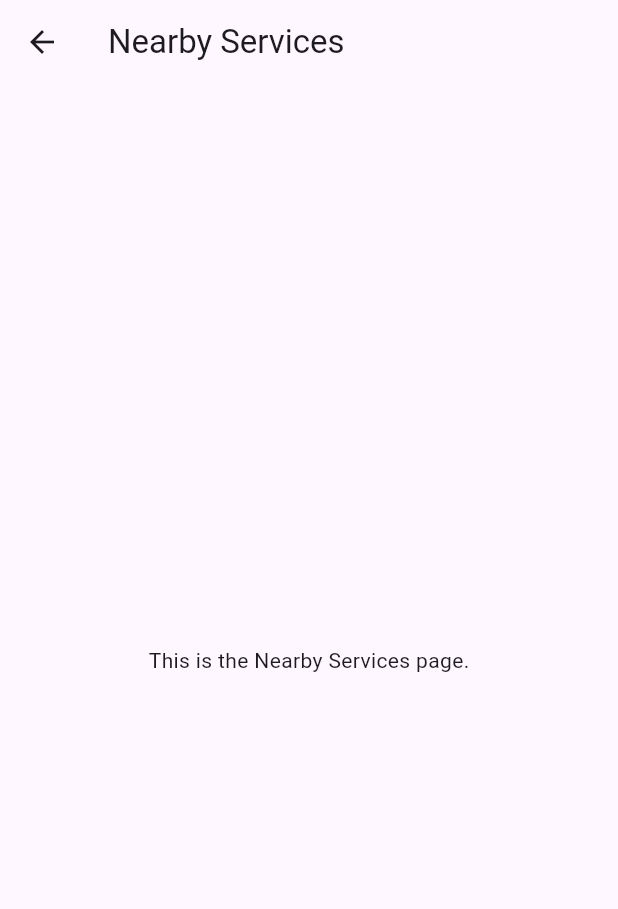
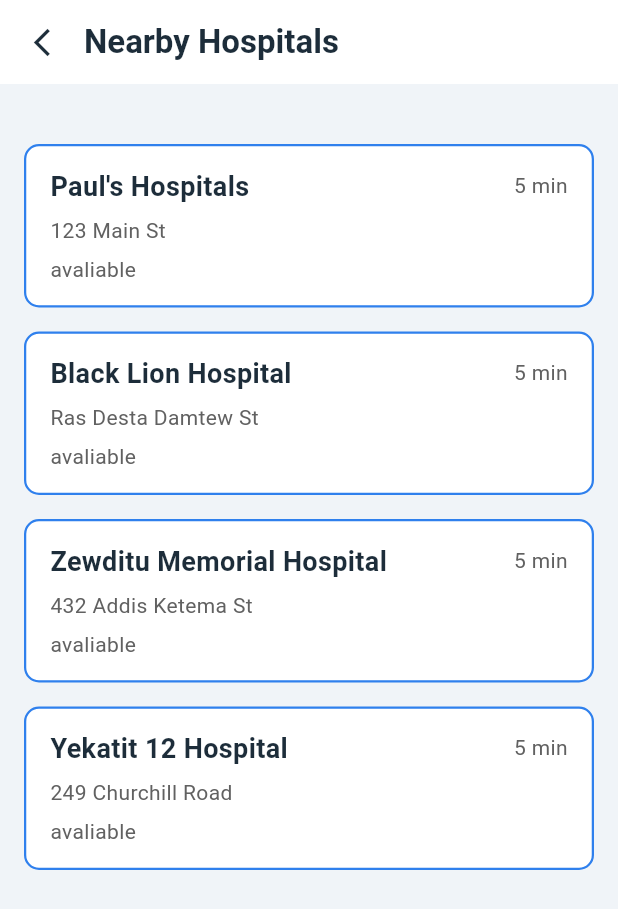
Before and after one commit to ASEGIDADANE/ai-health-assistant-app, a Flutter app: the homeScreen screen opened directly, after a tap on "Nearby Services", on a phone screen of 412 x 824 dp. Shown: the top 909 px of the screen. Run offline on Flutter 3.47's test engine with Material 3 defaults, Android fonts, the phone set to English and light mode, and no system bars; our stand-ins replace device_preview, jwt_decoder, shared_preferences; accounts and stored records are empty.

Commit message:
nearby page services viewmodel done

```diff
--- a/frontend/lib/main.dart
+++ b/frontend/lib/main.dart
@@ -4,6 +4,7 @@
 import 'package:frontend/view_models/chat_viewModel.dart';
 import 'package:frontend/view_models/general_chat_viewModel.dart';
 import 'package:frontend/view_models/healthProfile_viewModel.dart';
+import 'package:frontend/view_models/nearby_viewModel.dart';
 import 'package:frontend/view_models/symptom_view_model.dart';
 import 'package:frontend/views/Profile_home_screen.dart';
 import 'package:frontend/views/authscreen.dart';
@@ -37,6 +38,8 @@
         ChangeNotifierProvider(create: (_) => HealthProfileViewModel()),
         ChangeNotifierProvider(create: (_) => ChatViewModel()),
         ChangeNotifierProvider(create: (_) => GeneralChatViewModel()),
+        ChangeNotifierProvider(create: (_) => NearbyViewModel()),
+
 
 
       ],
--- /dev/null
+++ b/frontend/lib/models/nearby_model.dart
@@ -0,0 +1,69 @@
+import 'dart:convert';
+
+class NearbyPlace {
+    final String name;
+    final String placeId;
+    final Geometry geometry;
+    final String vicinity;
+    final String? amenity; // amenity can sometimes be null or missing
+
+    NearbyPlace({
+        required this.name,
+        required this.placeId,
+        required this.geometry,
+        required this.vicinity,
+        this.amenity,
+    });
+
+    factory NearbyPlace.fromJson(Map<String, dynamic> json) => NearbyPlace(
+        name: json["name"],
+        placeId: json["place_id"],
+        geometry: Geometry.fromJson(json["geometry"]),
+        vicinity: json["vicinity"],
+        amenity: json["amenity"],
+    );
+
+    Map<String, dynamic> toJson() => {
+        "name": name,
+        "place_id": placeId,
+        "geometry": geometry.toJson(),
+        "vicinity": vicinity,
+        "amenity": amenity,
+    };
+}
+
+class Geometry {
+    final Location location;
+
+    Geometry({
+        required this.location,
+    });
+
+    factory Geometry.fromJson(Map<String, dynamic> json) => Geometry(
+        location: Location.fromJson(json["location"]),
+    );
+
+    Map<String, dynamic> toJson() => {
+        "location": location.toJson(),
+    };
+}
+
+class Location {
+    final double lat;
+    final double lng;
+
+    Location({
+        required this.lat,
+        required this.lng,
+    });
+
+    factory Location.fromJson(Map<String, dynamic> json) => Location(
+        lat: (json["lat"] as num).toDouble(),
+        lng: (json["lng"] as num).toDouble(),
+    );
+
+    Map<String, dynamic> toJson() => {
+        "lat": lat,
+        "lng": lng,
+    };
+}
--- /dev/null
+++ b/frontend/lib/view_models/nearby_viewModel.dart
@@ -0,0 +1,46 @@
+// filepath: c:\Users\HP\Desktop\intagrate project\ai-health-assistant-app\frontend\lib\view_models\nearby_viewModel.dart
+import 'dart:convert';
+import 'package:flutter/material.dart';
+import 'package:frontend/services/nerbyService.dart';
+import 'package:frontend/models/nearby_model.dart';
+
+class NearbyViewModel extends ChangeNotifier {
+  final nearbyService _nearbyService = nearbyService();
+
+  bool _isLoading = false;
+  String? _error;
+  List<NearbyPlace> _nearbyPlaces = [];
+
+  bool get isLoading => _isLoading;
+  String? get error => _error;
+  List<NearbyPlace> get nearbyPlaces => _nearbyPlaces;
+
+  Future<void> fetchNearbyPlaces(String lat, String lng, String type) async {
+    _isLoading = true;
+    _error = null;
+    _nearbyPlaces = [];
+    notifyListeners();
+
+    try {
+      final String jsonStringResponse = await _nearbyService.findnearbyService(lat, lng, type);
+
+
+      final List<dynamic> decodedList = jsonDecode(jsonStringResponse);
+      _nearbyPlaces = decodedList.map((item) => NearbyPlace.fromJson(item as Map<String, dynamic>)).toList();
+
+    } catch (e) {
+      _error = e.toString().replaceAll('Exception: ', '');
+      _nearbyPlaces = [];
+    } finally {
+      _isLoading = false;
+      notifyListeners();
+    }
+  }
+
+  void clearData() {
+    _nearbyPlaces = [];
+    _error = null;
+    _isLoading = false;
+    notifyListeners();
+  }
+}
--- a/frontend/lib/views/homeScreen.dart
+++ b/frontend/lib/views/homeScreen.dart
@@ -1,10 +1,13 @@
 import 'package:flutter/material.dart';
 import 'package:frontend/views/chat_with_ai_page.dart';
 import 'package:frontend/views/first_aid_guidScreen.dart';
+import 'package:frontend/views/nearby_page.dart';
 import 'package:frontend/views/symptom_checker_page.dart';
 
 class homeScreen extends StatelessWidget {
   const homeScreen({super.key});
+
+
 
   @override
   Widget build(BuildContext context) {
@@ -94,9 +97,7 @@
                           context,
                           MaterialPageRoute(
                             builder:
-                                (_) => const PlaceholderPage(
-                                  title: 'Nearby Services',
-                                ),
+                                (_) => NearbyHospitalsScreen()
                           ),
                         ),
                   ),
--- /dev/null
+++ b/frontend/lib/views/nearby_page.dart
@@ -0,0 +1,162 @@
+import 'package:flutter/material.dart';
+import 'package:frontend/views/nearby_detail_page.dart';
+
+class HospitalInfo {
+  final String name;
+  final String place_id;
+
+
+
+  HospitalInfo({
+    required this.name,
+    required this.place_id,
+
+
+  });
+}
+
+class NearbyHospitalsScreen extends StatelessWidget {
+  final List<HospitalInfo> hospitals = [
+    HospitalInfo(
+      name: "Paul's Hospitals",
+      place_id: '123 Main St',
+
+    ),
+    HospitalInfo(
+      name: 'Black Lion Hospital',
+      place_id: 'Ras Desta Damtew St',
+
+    ),
+    HospitalInfo(
+      name: 'Zewditu Memorial Hospital',
+      place_id: '432 Addis Ketema St',
+
+    ),
+    HospitalInfo(
+      name: 'Yekatit 12 Hospital',
+      place_id: '249 Churchill Road',
+
+    ),
+  ];
+
+  @override
+  Widget build(BuildContext context) {
+    return Scaffold(
+      backgroundColor: Color(0xFFF0F4F8),
+      appBar: AppBar(
+        backgroundColor: Colors.white,
+        elevation: 0,
+        leading: IconButton(
+          icon: Icon(Icons.arrow_back_ios_new, color: Color(0xFF1D2D3A), size: 22),
+          onPressed: () {
+
+            if (Navigator.canPop(context)) {
+              Navigator.pop(context);
+            }
+          },
+        ),
+        title: Text(
+          'Nearby Hospitals',
+          style: TextStyle(
+            color: Color(0xFF1D2D3A),
+            fontWeight: FontWeight.bold,
+            fontSize: 22,
+          ),
+        ),
+        titleSpacing: 0,
+      ),
+
+      body: Column(
+        children: [
+          SizedBox(height: 20),
+          Expanded(
+            child: ListView.builder(
+              padding: EdgeInsets.symmetric(horizontal: 16.0, vertical: 20.0),
+              itemCount: hospitals.length,
+              itemBuilder: (context, index) {
+                final hospital = hospitals[index];
+                return HospitalCard(
+                  hospitalInfo: hospital,
+                );
+              },
+            ),
+          ),
+        ],
+      ),
+    );
+  }
+}
+
+class HospitalCard extends StatelessWidget {
+  final HospitalInfo hospitalInfo;
+
+  HospitalCard({
+    required this.hospitalInfo,
+  });
+
+  @override
+  Widget build(BuildContext context) {
+    return GestureDetector(
+      onTap: () {
+
+        Navigator.push(context, MaterialPageRoute(builder: (context) => NearbyDetailPage()));
+      },
+      child: Container(
+        margin: EdgeInsets.only(bottom: 16.0),
+        padding: EdgeInsets.symmetric(horizontal: 16.0, vertical: 14.0),
+        decoration: BoxDecoration(
+          color: Colors.white,
+          borderRadius: BorderRadius.circular(10.0),
+          border: Border.all(color: Color(0xFF2F80ED), width: 1.5),
+        ),
+        child: Row(
+          crossAxisAlignment: CrossAxisAlignment.start,
+          children: <Widget>[
+            Expanded(
+              child: Column(
+                crossAxisAlignment: CrossAxisAlignment.start,
+                children: <Widget>[
+                  Text(
+                    hospitalInfo.name,
+                    style: TextStyle(
+                      fontSize: 18,
+                      fontWeight: FontWeight.bold,
+                      color: Color(0xFF1D2D3A),
+                    ),
+                  ),
+                  SizedBox(height: 6),
+                  Text(
+                    hospitalInfo.place_id,
+                    style: TextStyle(
+                      fontSize: 14,
+                      color: Colors.grey[700],
+                    ),
+                  ),
+                  SizedBox(height: 6),
+                  Text(
+                    'avaliable',
+                    style: TextStyle(
+                      fontSize: 14,
+                      color: Colors.grey[700],
+                    ),
+                  ),
+                ],
+              ),
+            ),
+            SizedBox(width: 10),
+            Padding(
+              padding: const EdgeInsets.only(top: 2.0),
+              child: Text(
+                '5 min',
+                style: TextStyle(
+                  fontSize: 14,
+                  color: Colors.grey[700],
+                ),
+              ),
+            ),
+          ],
+        ),
+      ),
+    );
+  }
+}
--- a/frontend/pubspec.yaml
+++ b/frontend/pubspec.yaml
@@ -38,6 +38,8 @@
   cupertino_icons: ^1.0.8
   provider: ^6.1.5
   jwt_decoder: ^2.0.1
+  geolocator: ^14.0.0
+
 
 
 dev_dependencies:
```
Also changed, not shown: frontend/lib/services/authService.dart (+0 -94 lines), frontend/lib/services/nerbyService.dart (added, +53 -0 lines), frontend/lib/views/nearby_detail_page.dart (added, +10 -0 lines), frontend/pubspec.lock, 3 other files.
